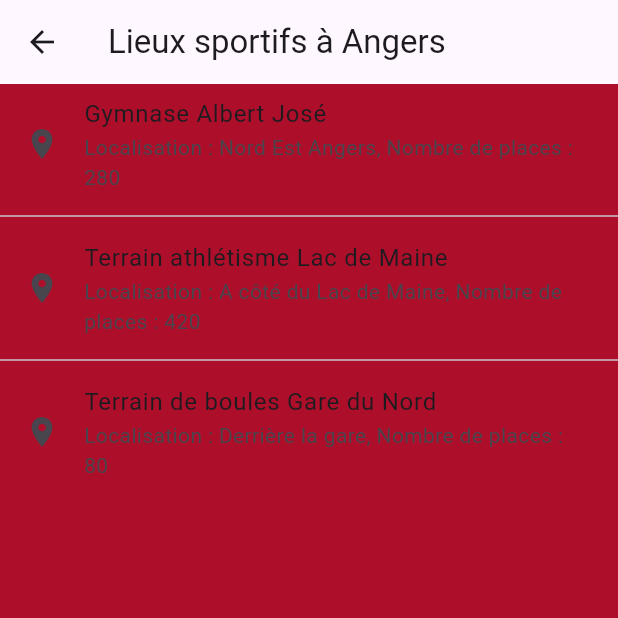
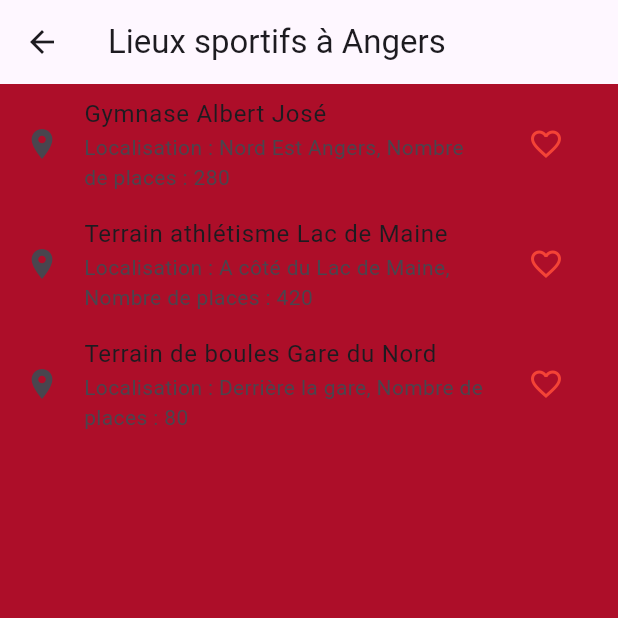
Before and after one commit to maximeaumont/FlutterProject, a Flutter app: the screen it shows after launch, after a tap on "Trouver un lieu", on a phone screen of 412 x 824 dp, the top half of it. Run offline on Flutter 3.47's test engine with Material 3 defaults, Android fonts, the phone set to English and light mode, and no system bars; our stand-ins replace shared_preferences.

Commit message:
AddToFavorite Functionnality

```diff
--- /dev/null
+++ b/lib/repository/favorites_repository.dart
@@ -0,0 +1,25 @@
+import 'dart:convert';
+import 'package:shared_preferences/shared_preferences.dart';
+import 'package:flutter_application/models/sport_venue.dart';
+
+class FavoritesRepository {
+  Future<void> saveFavorites(List<SportVenue> favorites) async {
+    final SharedPreferences prefs = await SharedPreferences.getInstance();
+    final List<String> listJson = favorites.map((venue) => jsonEncode(venue.toJson())).toList();
+    await prefs.setStringList('favorites', listJson);
+  }
+
+  Future<List<SportVenue>> loadFavorites() async {
+    final SharedPreferences prefs = await SharedPreferences.getInstance();
+    final List<String>? favoritesJson = prefs.getStringList('favorites');
+    if (favoritesJson == null) {
+      return [];
+    }
+    return favoritesJson.map((venueJson) => SportVenue.fromJson(jsonDecode(venueJson) as Map<String, dynamic>)).toList();
+  }
+
+  Future<void> clearFavorites() async {
+    final SharedPreferences prefs = await SharedPreferences.getInstance();
+    await prefs.remove('favorites');
+  }
+}
--- a/lib/ui/screens/search_sport_venue.dart
+++ b/lib/ui/screens/search_sport_venue.dart
@@ -1,17 +1,47 @@
 import 'package:flutter/material.dart';
 import 'package:flutter_application/models/sport_venue.dart';
+import 'package:flutter_application/repository/favorites_repository.dart';
 
-class SearchSportVenue extends StatelessWidget {
+
+
+
+class SearchSportVenue extends StatefulWidget {
   const SearchSportVenue({super.key});
 
-  final List<SportVenue> _sportVenues = const [
-    SportVenue(0, 'Gymnase Albert José', 'Basket', 280,
-        'gymnase_albert_jose@mail.fr', 'Nord Est Angers'),
-    SportVenue(1, 'Terrain athlétisme Lac de Maine', 'Athlétisme', 420,
-        'athletisme_ldm@mail.fr', 'A côté du Lac de Maine'),
-    SportVenue(2, 'Terrain de boules Gare du Nord', 'Pétanque', 80,
-        'petanque_gn@mail.fr', 'Derrière la gare')
+  @override
+  _SearchSportVenueState createState() => _SearchSportVenueState();
+}
+
+class _SearchSportVenueState extends State<SearchSportVenue> {
+  final FavoritesRepository _favoritesRepository = FavoritesRepository();
+  final List<SportVenue> _sportVenues = [
+    SportVenue(0, 'Gymnase Albert José', 'Basket', 280, 'gymnase_albert_jose@mail.fr', 'Nord Est Angers'),
+    SportVenue(1, 'Terrain athlétisme Lac de Maine', 'Athlétisme', 420, 'athletisme_ldm@mail.fr', 'A côté du Lac de Maine'),
+    SportVenue(2, 'Terrain de boules Gare du Nord', 'Pétanque', 80, 'petanque_gn@mail.fr', 'Derrière la gare'),
   ];
+
+  @override
+  void initState() {
+    super.initState();
+    _loadFavorites();
+  }
+
+  Future<void> _loadFavorites() async {
+    final favorites = await _favoritesRepository.loadFavorites();
+    setState(() {
+      for (var venue in _sportVenues) {
+        venue.isFavorite = favorites.any((fav) => fav.id == venue.id);
+      }
+    });
+  }
+
+
+  void toggleFavorite(SportVenue venue) async {
+    setState(() {
+      venue.isFavorite = !venue.isFavorite;
+    });
+    await _favoritesRepository.saveFavorites(_sportVenues.where((v) => v.isFavorite).toList());
+  }
 
   @override
   Widget build(BuildContext context) {
@@ -20,20 +50,24 @@ class SearchSportVenue extends StatelessWidget {
         title: const Text("Lieux sportifs à Angers"),
       ),
       body: Container(
-            color:
-                Color.fromARGB(255, 173, 14, 41), // Couleur de fond de l'écran
-            child: Center(
-                child: ListView.separated(
-                    itemCount: _sportVenues.length, // à remplacer,
+        color: const Color.fromARGB(255, 173, 14, 41),
+        child: ListView.builder(
+          itemCount: _sportVenues.length,
           itemBuilder: (context, index) {
             final sportVenue = _sportVenues[index];
             return ListTile(
               leading: const Icon(Icons.place),
               title: Text(sportVenue.name),
-                        subtitle: Text(
-                            'Localisation : ${sportVenue.geoPosition}, Nombre de places : ${sportVenue.numberOfPlaces}'),
+              subtitle: Text('Localisation : ${sportVenue.geoPosition}, Nombre de places : ${sportVenue.numberOfPlaces}'),
+              trailing: IconButton(
+              icon: Icon(sportVenue.isFavorite ? Icons.favorite : Icons.favorite_border),
+              color: Colors.red,
+              onPressed: () => toggleFavorite(sportVenue),
+            ),
             );
           },
-                    separatorBuilder: (context, index) => const Divider()))));
+        ),
+      ),
+    );
   }
 }
```
Also changed, not shown: lib/models/sport_venue.dart (+27 -2 lines), lib/ui/screens/my_favorites.dart (+37 -10 lines), pubspec.yaml (+5 -6 lines), lib/models/sport-location.dart (deleted), pubspec.lock. Lines whose indentation alone changed are shown as unchanged.
